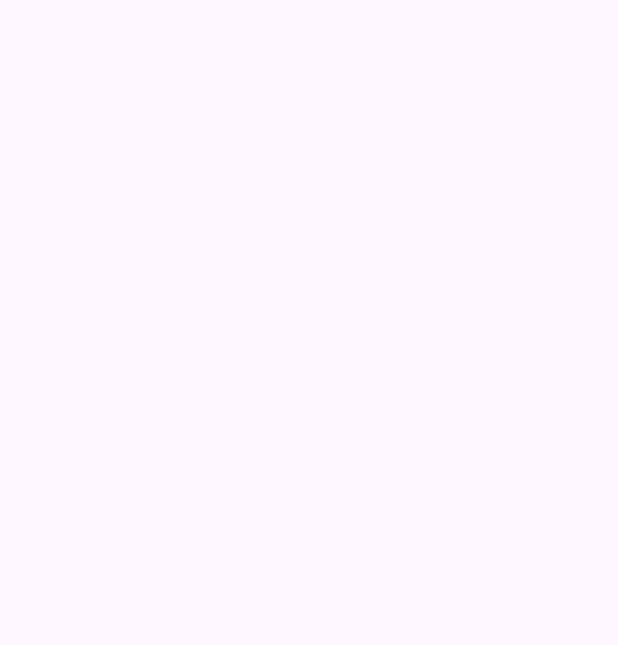
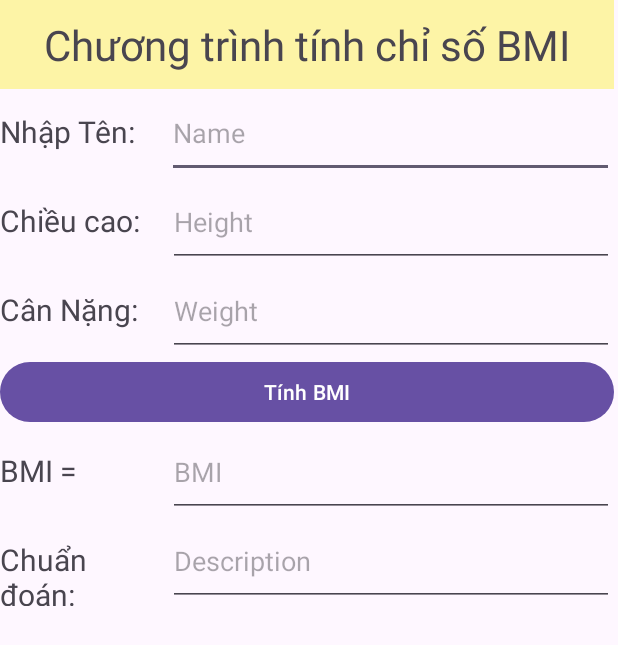
Before and after one commit to hoanghihung/CSE441_PRACTICE, an Android app: the BMI screen opened directly, with no data from a screen before it, on a phone screen of 412 x 824 dp. Before the commit the part shown is empty. Shown: the top 645 px of the screen. Run offline under Robolectric (Android 15) with nearby library versions, the phone set to English and light mode, and no system bars.

Commit message:
build layout BMI in Ex04

```diff
--- a/Ex04/app/src/main/res/layout/activity_bmi.xml
+++ b/Ex04/app/src/main/res/layout/activity_bmi.xml
@@ -7,4 +7,141 @@
     android:layout_height="match_parent"
     tools:context=".BMI">
 
+    <LinearLayout
+        android:layout_width="409dp"
+        android:layout_height="729dp"
+        android:orientation="vertical"
+        app:layout_constraintStart_toStartOf="parent"
+        app:layout_constraintTop_toTopOf="parent">
+
+        <TextView
+            android:id="@+id/txtTitle"
+            android:layout_width="match_parent"
+            android:layout_height="59dp"
+            android:background="#FDF4A6"
+            android:gravity="center"
+            android:text="Chương trình tính chỉ số BMI"
+            android:textSize="28sp" />
+
+        <LinearLayout
+            android:layout_width="match_parent"
+            android:layout_height="59dp"
+            android:orientation="horizontal">
+
+            <TextView
+                android:id="@+id/textView3"
+                android:layout_width="27dp"
+                android:layout_height="wrap_content"
+                android:layout_weight="1"
+                android:text="Nhập Tên:"
+                android:textSize="20sp" />
+
+            <EditText
+                android:id="@+id/edtten"
+                android:layout_width="wrap_content"
+                android:layout_height="match_parent"
+                android:layout_weight="1"
+                android:ems="10"
+                android:inputType="text"
+                android:hint="Name" />
+
+        </LinearLayout>
+        <LinearLayout
+            android:layout_width="match_parent"
+            android:layout_height="59dp"
+            android:orientation="horizontal">
+
+            <TextView
+                android:id="@+id/textView4"
+                android:layout_width="28dp"
+                android:layout_height="wrap_content"
+                android:layout_weight="1"
+                android:text="Chiều cao:"
+                android:textSize="20sp" />
+
+            <EditText
+                android:id="@+id/edtchieucao"
+                android:layout_width="wrap_content"
+                android:layout_height="match_parent"
+                android:layout_weight="1"
+                android:ems="10"
+                android:inputType="text"
+                android:hint="Height" />
+
+        </LinearLayout>
+        <LinearLayout
+            android:layout_width="match_parent"
+            android:layout_height="59dp"
+            android:orientation="horizontal">
+
+            <TextView
+                android:id="@+id/textView5"
+                android:layout_width="28dp"
+                android:layout_height="wrap_content"
+                android:layout_weight="1"
+                android:text="Cân Nặng:"
+                android:textSize="20sp" />
+
+            <EditText
+                android:id="@+id/edtcannang"
+                android:layout_width="wrap_content"
+                android:layout_height="match_parent"
+                android:layout_weight="1"
+                android:ems="10"
+                android:inputType="text"
+                android:hint="Weight" />
+
+        </LinearLayout>
+        <Button
+            android:id="@+id/btnBMI"
+            android:layout_width="match_parent"
+            android:layout_height="wrap_content"
+            android:text="Tính BMI" />
+        <LinearLayout
+            android:layout_width="match_parent"
+            android:layout_height="59dp"
+            android:orientation="horizontal">
+
+            <TextView
+                android:id="@+id/textView6"
+                android:layout_width="28dp"
+                android:layout_height="wrap_content"
+                android:layout_weight="1"
+                android:text="BMI ="
+                android:textSize="20sp" />
+
+            <EditText
+                android:id="@+id/edtBMI"
+                android:layout_width="wrap_content"
+                android:layout_height="match_parent"
+                android:layout_weight="1"
+                android:ems="10"
+                android:inputType="text"
+                android:hint="BMI" />
+
+        </LinearLayout>
+        <LinearLayout
+            android:layout_width="match_parent"
+            android:layout_height="59dp"
+            android:orientation="horizontal">
+
+            <TextView
+                android:id="@+id/textView7"
+                android:layout_width="28dp"
+                android:layout_height="wrap_content"
+                android:layout_weight="1"
+                android:text="Chuẩn đoán:"
+                android:textSize="20sp" />
+
+            <EditText
+                android:id="@+id/edtchuandoan"
+                android:layout_width="wrap_content"
+                android:layout_height="match_parent"
+                android:layout_weight="1"
+                android:ems="10"
+                android:inputType="text"
+                android:hint="Description" />
+
+        </LinearLayout>
+    </LinearLayout>
 </androidx.constraintlayout.widget.ConstraintLayout>
```
